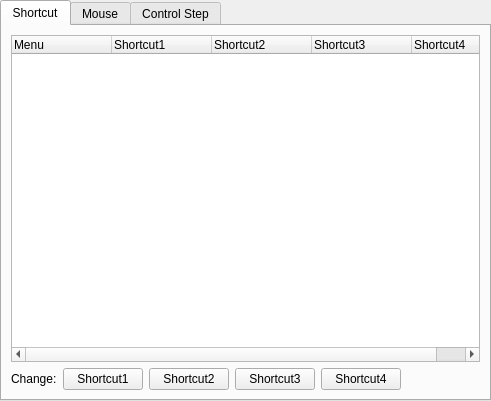
The window that src/cmplayer/ui/prefstack.ui (bylee20/cmplayer-kldp.net) describes before a commit, drawn with Qt 5.
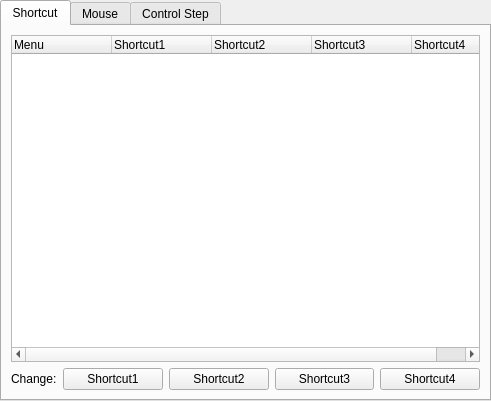
The same window after the commit. The open tabs and pages were chosen to show the change. Custom widgets are drawn as their Qt base class.

What changed in the file:
```diff
--- a/src/cmplayer/ui/prefstack.ui
+++ b/src/cmplayer/ui/prefstack.ui
@@ -384,6 +384,12 @@
           </item>
           <item>
            <widget class="QPushButton" name="shortcut1" >
+            <property name="sizePolicy" >
+             <sizepolicy vsizetype="Fixed" hsizetype="Expanding" >
+              <horstretch>0</horstretch>
+              <verstretch>0</verstretch>
+             </sizepolicy>
+            </property>
             <property name="text" >
              <string>Shortcut1</string>
             </property>
@@ -391,6 +397,12 @@
           </item>
           <item>
            <widget class="QPushButton" name="shortcut2" >
+            <property name="sizePolicy" >
+             <sizepolicy vsizetype="Fixed" hsizetype="Expanding" >
+              <horstretch>0</horstretch>
+              <verstretch>0</verstretch>
+             </sizepolicy>
+            </property>
             <property name="text" >
              <string>Shortcut2</string>
             </property>
@@ -398,6 +410,12 @@
           </item>
           <item>
            <widget class="QPushButton" name="shortcut3" >
+            <property name="sizePolicy" >
+             <sizepolicy vsizetype="Fixed" hsizetype="Expanding" >
+              <horstretch>0</horstretch>
+              <verstretch>0</verstretch>
+             </sizepolicy>
+            </property>
             <property name="text" >
              <string>Shortcut3</string>
             </property>
@@ -405,24 +423,17 @@
           </item>
           <item>
            <widget class="QPushButton" name="shortcut4" >
+            <property name="sizePolicy" >
+             <sizepolicy vsizetype="Fixed" hsizetype="Expanding" >
+              <horstretch>0</horstretch>
+              <verstretch>0</verstretch>
+             </sizepolicy>
+            </property>
             <property name="text" >
              <string>Shortcut4</string>
             </property>
            </widget>
           </item>
-          <item>
-           <spacer name="spacer_10" >
-            <property name="orientation" >
-             <enum>Qt::Horizontal</enum>
-            </property>
-            <property name="sizeHint" stdset="0" >
-             <size>
-              <width>0</width>
-              <height>0</height>
-             </size>
-            </property>
-           </spacer>
-          </item>
          </layout>
         </item>
        </layout>
```
Left out of the diff: 61 changed lines with no effect on the pictures.
